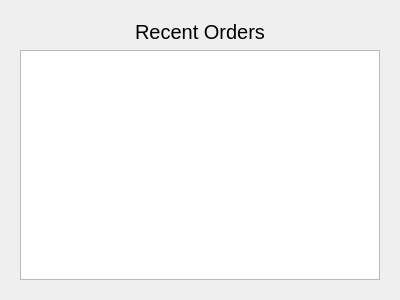
Old version of the form Order66Inventory/recentorders.ui in the repository josephtrandev/COMS4103_Project.
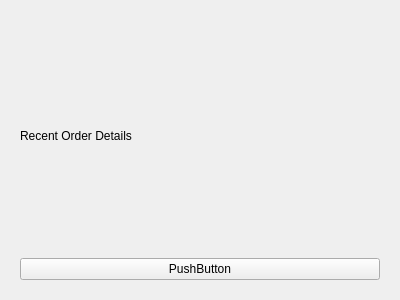
New version of the form. The open tabs and pages were chosen to show the change.

Commit message: detail panels added

```diff
--- a/Order66Inventory/recentorders.ui
+++ b/Order66Inventory/recentorders.ui
@@ -35,7 +35,29 @@
         </widget>
        </item>
        <item>
-        <widget class="QTableView" name="orderTable"/>
+        <widget class="QTableView" name="orderTable">
+         <property name="cursor" stdset="0">
+          <cursorShape>PointingHandCursor</cursorShape>
+         </property>
+        </widget>
+       </item>
+      </layout>
+     </widget>
+     <widget class="QWidget" name="page_2">
+      <layout class="QGridLayout" name="gridLayout_2">
+       <item row="0" column="0">
+        <widget class="QLabel" name="label_2">
+         <property name="text">
+          <string>Recent Order Details</string>
+         </property>
+        </widget>
+       </item>
+       <item row="1" column="0">
+        <widget class="QPushButton" name="pushButton">
+         <property name="text">
+          <string>PushButton</string>
+         </property>
+        </widget>
        </item>
       </layout>
      </widget>
```
Left out of the diff: 2 changed lines with no effect on the pictures. The commit also changes 20 other files.
